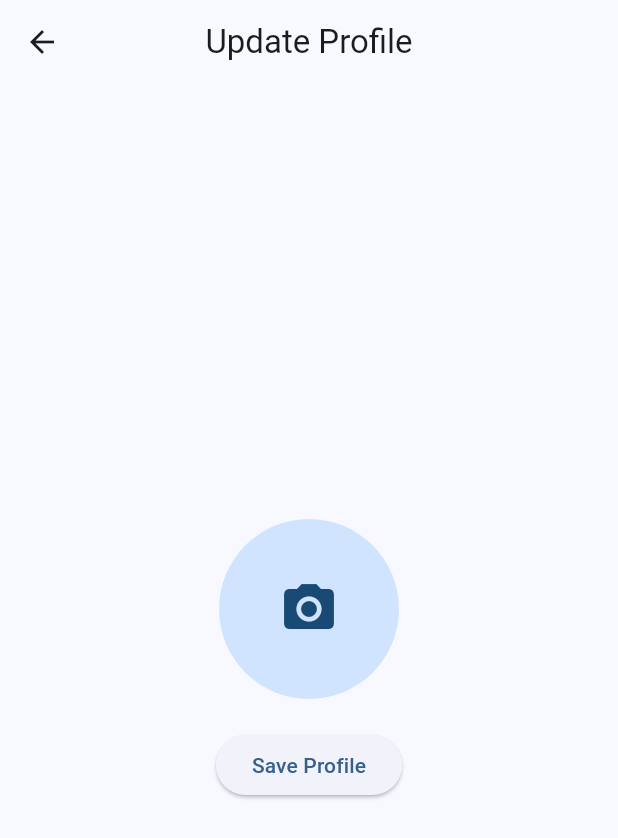
After one commit to danielcyudoncy/logger, a Flutter app: the ProfileUpdatePage screen opened directly, on a phone screen of 412 x 824 dp. The commit adds this screen. Shown: the top 838 px of the screen. Run offline on Flutter 3.47's test engine with Material 3 defaults, Android fonts, the phone set to English and light mode, and no system bars; our stand-ins replace connectivity_plus, get, image_picker, supabase_flutter; accounts and stored records are empty.

Commit message:
adding profile update screen

```diff
--- a/lib/models/user_model.dart
+++ b/lib/models/user_model.dart
@@ -1,3 +1,4 @@
+// models/user_model.dart
 import 'task_model.dart';
 
 enum UserRole { admin, assignmentEditor, cameraman, reporter, headOfDepartment }
@@ -8,6 +9,7 @@ class UserModel {
   final String email;
   final UserRole role;
   final bool isOnline; // ✅ Track online status
+  final String? profilePicture;
   final List<Task> assignedTasks; // ✅ Store assigned tasks
 
   UserModel({
@@ -16,6 +18,7 @@ class UserModel {
     required this.email,
     required this.role,
     this.isOnline = false, // Default to offline
+    this.profilePicture,
     this.assignedTasks = const [], // Default to an empty list
   });
 
@@ -26,12 +29,15 @@ class UserModel {
       email: json['email'] as String? ?? 'No Email',
       role: _parseUserRole(json['role'] as String?),
       isOnline: json['is_online'] as bool? ?? false,
+      profilePicture: json['profile_picture'],
       assignedTasks: (json['tasks'] as List<dynamic>?)
               ?.map((taskJson) => Task.fromJson(taskJson as Map<String, dynamic>))
               .toList() ??
           [], // ✅ Parse tasks from JSON
     );
   }
+
+
 
   static UserRole _parseUserRole(String? roleString) {
     switch (roleString) {
@@ -64,4 +70,19 @@ class UserModel {
       'tasks': assignedTasks.map((task) => task.toJson()).toList(), // ✅ Convert tasks to JSON
     };
   }
+
+  UserModel copyWith({
+    String? id,
+    String? email,
+    String? name,
+    UserRole? role,
+    String? profilePicture,
+  }) {
+    return UserModel(
+      id: id ?? this.id,
+      email: email ?? this.email,
+      name: name ?? this.name,
+      role: role ?? this.role,
+      profilePicture: profilePicture ?? this.profilePicture,
+    );}
 }
--- a/lib/views/home/assignment_editor_home.dart
+++ b/lib/views/home/assignment_editor_home.dart
@@ -146,7 +146,7 @@ class _AssignmentEditorHomePageState extends State<AssignmentEditorHomePage> {
         subtitle: Column(
           crossAxisAlignment: CrossAxisAlignment.start,
           children: [
-            Text('Assigned to: ${task.assignedToName ?? "Unassigned"}'),
+            Text('Assigned to: ${task.assignedToName}'),
             Text('Created by: ${task.createdByName}'),
             if (task.dueDate != null)
               Text(
--- /dev/null
+++ b/lib/views/home/profile_update_page.dart
@@ -0,0 +1,100 @@
+// views/home/profile_update_page.dart
+import 'package:flutter/material.dart';
+import 'package:get/get.dart';
+import 'package:image_picker/image_picker.dart';
+import 'package:logger/controllers/auth_controller.dart';
+import 'dart:io';
+
+
+class ProfileUpdatePage extends StatefulWidget {
+  const ProfileUpdatePage({super.key});
+
+  @override
+  ProfileUpdatePageState createState() => ProfileUpdatePageState();
+}
+
+class ProfileUpdatePageState extends State<ProfileUpdatePage>
+    with SingleTickerProviderStateMixin {
+  final AuthController authController = Get.find<AuthController>();
+  File? _image;
+  late AnimationController _animationController;
+  late Animation<double> _fadeAnimation;
+
+  @override
+  void initState() {
+    super.initState();
+    _animationController = AnimationController(
+      vsync: this,
+      duration: const Duration(milliseconds: 800),
+    );
+    _fadeAnimation = CurvedAnimation(
+      parent: _animationController,
+      curve: Curves.easeIn,
+    );
+    _animationController.forward();
+  }
+
+  @override
+  void dispose() {
+    _animationController.dispose();
+    super.dispose();
+  }
+
+  Future<void> _pickImage() async {
+    final pickedFile =
+        await ImagePicker().pickImage(source: ImageSource.gallery);
+    if (pickedFile != null) {
+      setState(() {
+        _image = File(pickedFile.path);
+      });
+    }
+  }
+
+  void _saveProfile() async {
+    if (_image != null) {
+      await authController.uploadProfilePicture(_image!);
+      Get.offAllNamed('/home');
+    } else {
+      Get.snackbar('Error', 'Please select a profile picture',
+          snackPosition: SnackPosition.BOTTOM);
+    }
+  }
+
+  @override
+  Widget build(BuildContext context) {
+    return Scaffold(
+      appBar: AppBar(
+        title: const Text('Update Profile'),
+        centerTitle: true,
+      ),
+      body: FadeTransition(
+        opacity: _fadeAnimation,
+        child: Center(
+          child: Padding(
+            padding: const EdgeInsets.all(16.0),
+            child: Column(
+              mainAxisAlignment: MainAxisAlignment.center,
+              children: [
+                GestureDetector(
+                  onTap: _pickImage,
+                  child: CircleAvatar(
+                    radius: 60,
+                    backgroundImage: _image != null ? FileImage(_image!) : null,
+                    child: _image == null
+                        ? const Icon(Icons.camera_alt, size: 40)
+                        : null,
+                  ),
+                ),
+                const SizedBox(height: 20),
+                ElevatedButton(
+                  onPressed: _saveProfile,
+                  child: const Text('Save Profile'),
+                ),
+              ],
+            ),
+          ),
+        ),
+      ),
+    );
+  }
+}
--- a/pubspec.yaml
+++ b/pubspec.yaml
@@ -50,6 +50,7 @@ dependencies:
   # Use with the CupertinoIcons class for iOS style icons.
   cupertino_icons: ^1.0.8
   google_sign_in: ^6.2.2
+  path: ^1.9.0
 
 dev_dependencies:
   flutter_test:
```
Also changed, not shown: lib/controllers/auth_controller.dart (+34 -0 lines), lib/views/home/cameraman_home_page.dart (+118 -1 lines), pubspec.lock.
